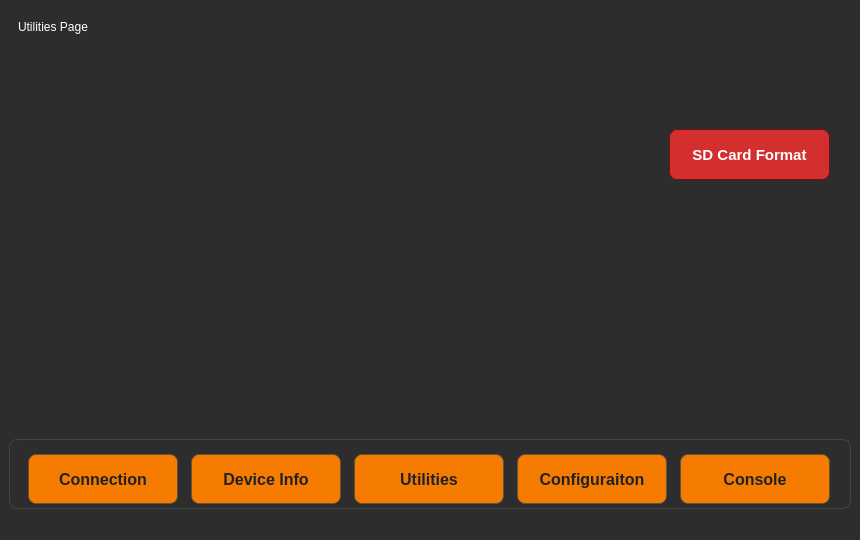
The window that mainwindow.ui (xemreyayla/mte-toolbox) describes before a commit, drawn with Qt 5.
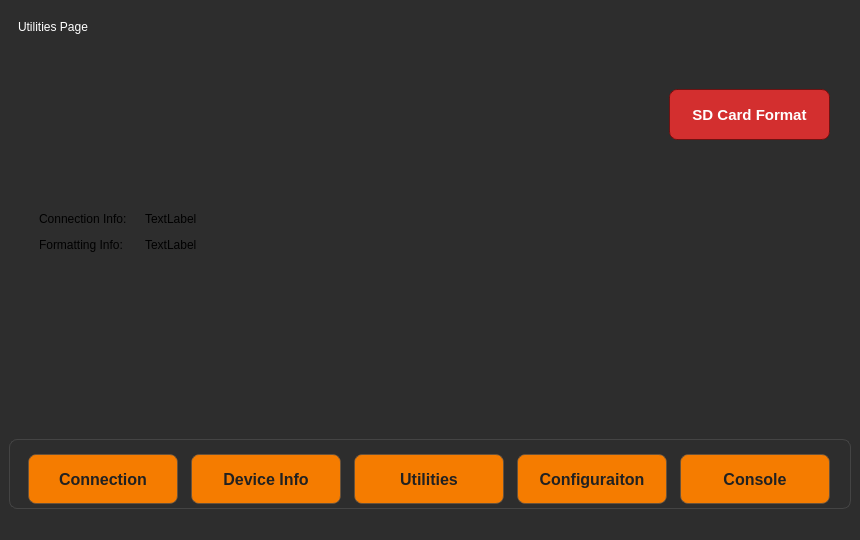
The same window after the commit.

Commit message: SD Card format infos add

Diff of the .ui file:
```diff
--- a/mainwindow.ui
+++ b/mainwindow.ui
@@ -557,7 +557,7 @@
         <property name="geometry">
          <rect>
           <x>660</x>
-          <y>120</y>
+          <y>80</y>
           <width>161</width>
           <height>51</height>
          </rect>
@@ -592,6 +592,78 @@
          <string>SD Card Format</string>
         </property>
        </widget>
+       <widget class="QWidget" name="">
+        <property name="geometry">
+         <rect>
+          <x>30</x>
+          <y>200</y>
+          <width>621</width>
+          <height>46</height>
+         </rect>
+        </property>
+        <layout class="QVBoxLayout" name="verticalLayout_9">
+         <item>
+          <layout class="QHBoxLayout" name="horizontalLayout_3">
+           <item>
+            <widget class="QLabel" name="label_13">
+             <property name="sizePolicy">
+              <sizepolicy hsizetype="Fixed" vsizetype="Fixed">
+               <horstretch>0</horstretch>
+               <verstretch>0</verstretch>
+              </sizepolicy>
+             </property>
+             <property name="maximumSize">
+              <size>
+               <width>100</width>
+               <height>100</height>
+              </size>
+             </property>
+             <property name="text">
+              <string>Connection Info:</string>
+             </property>
+            </widget>
+           </item>
+           <item>
+            <widget class="QLabel" name="connectionLabel">
+             <property name="text">
+              <string>TextLabel</string>
+             </property>
+            </widget>
+           </item>
+          </layout>
+         </item>
+         <item>
+          <layout class="QHBoxLayout" name="horizontalLayout_4">
+           <item>
+            <widget class="QLabel" name="label_12">
+             <property name="sizePolicy">
+              <sizepolicy hsizetype="Fixed" vsizetype="Fixed">
+               <horstretch>0</horstretch>
+               <verstretch>0</verstretch>
+              </sizepolicy>
+             </property>
+             <property name="maximumSize">
+              <size>
+               <width>100</width>
+               <height>100</height>
+              </size>
+             </property>
+             <property name="text">
+              <string>Formatting Info:</string>
+             </property>
+            </widget>
+           </item>
+           <item>
+            <widget class="QLabel" name="formatLabel">
+             <property name="text">
+              <string>TextLabel</string>
+             </property>
+            </widget>
+           </item>
+          </layout>
+         </item>
+        </layout>
+       </widget>
       </widget>
       <widget class="QWidget" name="ConsolePage">
        <layout class="QGridLayout" name="gridLayout_5">
```
